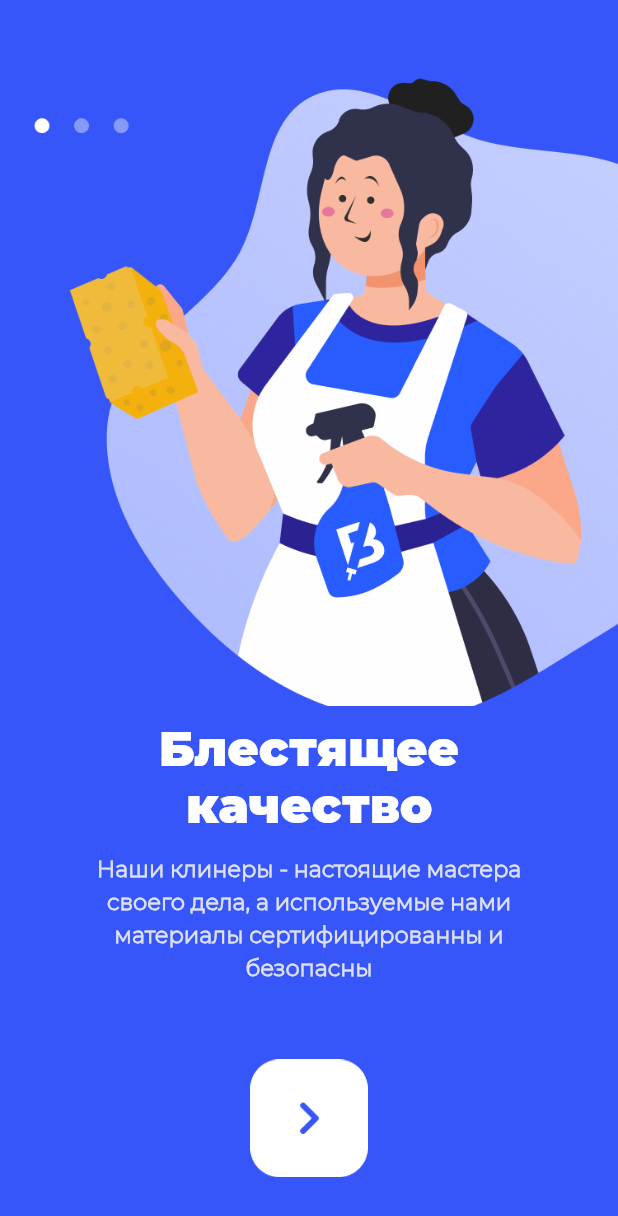
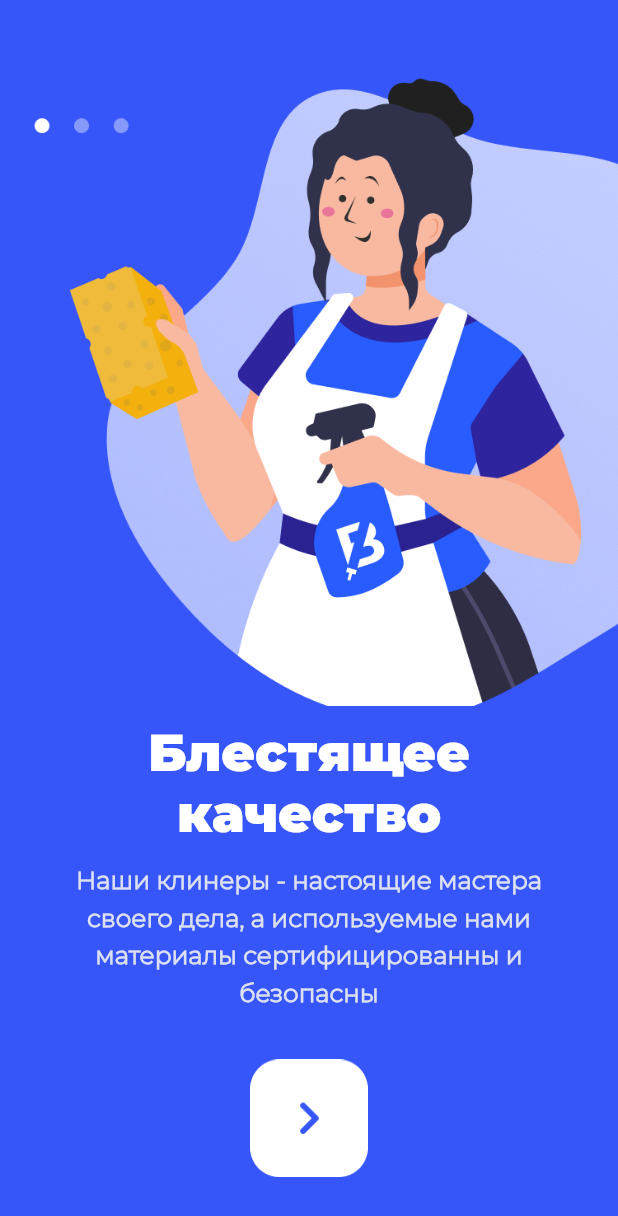
Before and after one commit to vilorg/upc_2021_mobile, a Flutter app: the screen it shows after launch, on a phone screen of 412 x 824 dp. Shown: the top 1216 px of the screen. Run offline on Flutter 3.47's test engine with Material 2 defaults, Android fonts, the phone set to English and light mode, and no system bars; our stand-ins replace shared_preferences; project files that could hold a hidden picture were left out.

Commit message:
Пофиксил проблемы с разными типами устройств

```diff
--- a/lib/first.dart
+++ b/lib/first.dart
@@ -15,7 +15,7 @@ class FirstState extends State<First> {
   int cur = 0;
 
   Container getFirstWindow(Color color, Color textH1, Color textH2,
-      String people, String imageBtn, String h1, String h2, int curPage) {
+      String people, String imageBtn, String h1, String h2) {
     var mainImage = SizedBox(
         width: MediaQuery.of(context).size.width,
         height: MediaQuery.of(context).size.height * 4 / 7,
@@ -31,7 +31,7 @@ class FirstState extends State<First> {
             h1,
             style: TextStyle(
                 color: textH1,
-                fontSize: 32,
+                fontSize: MediaQuery.of(context).size.height/24,
                 fontFamily: "Montserrat bold",
                 height: 1.2),
             textAlign: TextAlign.center,
@@ -40,7 +40,7 @@ class FirstState extends State<First> {
           Text(h2,
               style: TextStyle(
                   color: textH2,
-                  fontSize: 15,
+                  fontSize: MediaQuery.of(context).size.height/50,
                   fontFamily: "Montserrat normal",
                   fontWeight: FontWeight.bold,
                   height: 1.5),
@@ -82,8 +82,7 @@ class FirstState extends State<First> {
         "assets/images/auntBlue.png",
         "assets/images/btnWhite.png",
         "Блестящее качество",
-        "Наши клинеры - настоящие мастера своего дела, а используемые нами материалы сертифицированны и безопасны",
-        1);
+        "Наши клинеры - настоящие мастера своего дела, а используемые нами материалы сертифицированны и безопасны");
 
     var secondWindow = getFirstWindow(
         Colors.white,
@@ -92,8 +91,7 @@ class FirstState extends State<First> {
         "assets/images/uncle1.png",
         "assets/images/btnBlue.png",
         "Эко-френдли клининг",
-        "После каждой уборки мы забираем ваш мусор, сортируем его и увозим на специализированные свалки.",
-        2);
+        "После каждой уборки мы забираем ваш мусор, сортируем его и увозим на специализированные свалки.");
 
     var thirdWindow = getFirstWindow(
         Colors.white,
@@ -102,11 +100,11 @@ class FirstState extends State<First> {
         "assets/images/uncle2.png",
         "assets/images/btnOrange.png",
         "Небывалая доступность",
-        "Клининг никогда не был таким доступным. Вы можете заказывать уборку несколько раз в месяц",
-        3);
+        "Клининг никогда не был таким доступным. Вы можете заказывать уборку несколько раз в месяц");
 
     List widgets = [firstWindow, secondWindow, thirdWindow];
 
+    print(MediaQuery.of(context).size.height.toString());
     return AnimatedSwitcher(
       duration: const Duration(seconds: 1),
       child: widgets[cur],
--- a/lib/main_page.dart
+++ b/lib/main_page.dart
@@ -1,5 +1,3 @@
-import 'dart:html';
-
 import 'package:flutter/cupertino.dart';
 import 'package:flutter/material.dart';
 
@@ -26,7 +24,7 @@ class _MainPageState extends State<MainPage> {
 
   @override
   Widget build(BuildContext context) {
-    var curOrder = SizedBox(ууууууууууууу
+    var curOrder = SizedBox(
       child: Row(
         children: [
           Column(
@@ -46,7 +44,7 @@ class _MainPageState extends State<MainPage> {
 
     var shopCleaning = Container(
 
-    )
+    );
 
     var menu = BottomNavigationBar(
       items: const <BottomNavigationBarItem>[
```
